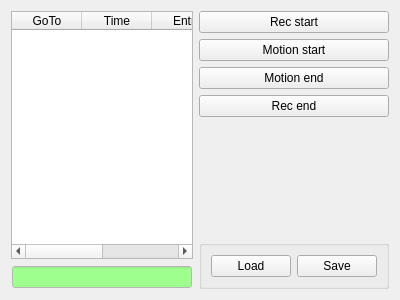
Before: the Qt Designer form tinyos-2.x/trunk/support/cpp/TestShimmer/src/LogWidget.ui in baharev/szte-wsn-code, drawn with Qt 5.
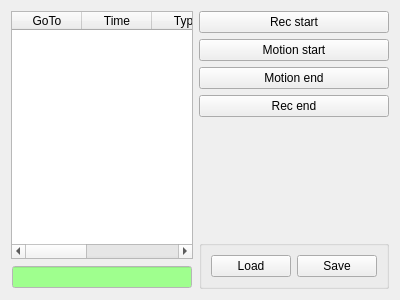
After: the same form once the commit is applied.

Commit message: restructured createItem function items are editable after load added Type header column

What changed in the file:
```diff
--- a/tinyos-2.x/trunk/support/cpp/TestShimmer/src/LogWidget.ui
+++ b/tinyos-2.x/trunk/support/cpp/TestShimmer/src/LogWidget.ui
@@ -73,6 +73,11 @@
          <string>Time</string>
         </property>
        </column>
+       <column>
+        <property name="text">
+         <string>Type</string>
+        </property>
+       </column>
        <column>
         <property name="text">
          <string>Entry</string>
```
The commit also changes 1 other file.
